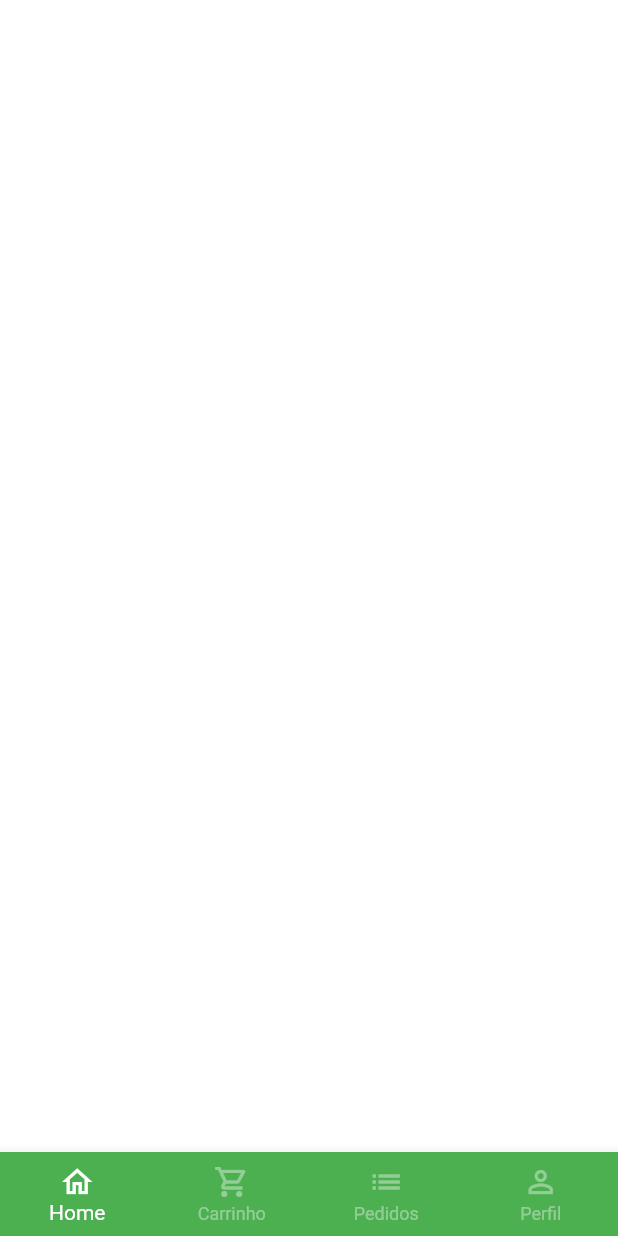
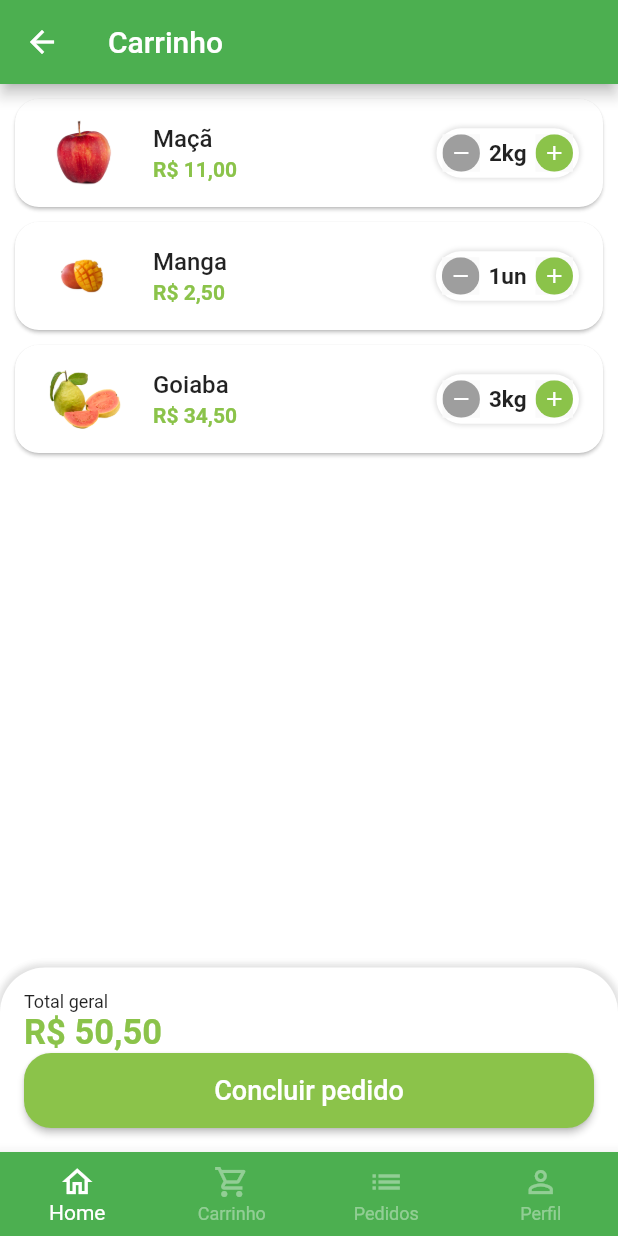
Before and after one commit to espartalocs/LojaVirtualFlutter, a Flutter app: the BaseScreen screen opened directly, swiped to page 2, on a phone screen of 412 x 824 dp. Run offline on Flutter 3.47's test engine with Material 2 defaults, Android fonts, the light colour scheme and no system bars; our stand-ins replace animated_text_kit, badges, mask_text_input_formatter.

Commit message:
Inicado Tela de carrinho

```diff
--- a/lib/src/configs/app_data.dart
+++ b/lib/src/configs/app_data.dart
@@ -1,3 +1,4 @@
+import 'package:loja_virtual/src/models/cart_item_model.dart';
 import 'package:loja_virtual/src/models/item_model.dart';
 
 ItemModel apple = ItemModel(
@@ -71,3 +72,9 @@ final List<String> categories = [
   'Temperos',
   'Cereais',
 ];
+
+List<CartItemModel> cartItem = [
+  CartItemModel(item: apple, quantity: 2),
+  CartItemModel(item: mango, quantity: 1),
+  CartItemModel(item: guava, quantity: 3),
+];
--- /dev/null
+++ b/lib/src/models/cart_item_model.dart
@@ -0,0 +1,12 @@
+import 'package:loja_virtual/src/models/item_model.dart';
+
+class CartItemModel {
+  ItemModel item;
+  int quantity;
+  CartItemModel({
+    required this.item,
+    required this.quantity,
+  });
+
+  double totalPrice() => item.price * quantity;
+}
--- a/lib/src/pages/base/base_screen.dart
+++ b/lib/src/pages/base/base_screen.dart
@@ -1,4 +1,5 @@
 import 'package:flutter/material.dart';
+import 'package:loja_virtual/src/pages/cart/cart_tab.dart';
 import 'package:loja_virtual/src/pages/home/home_tab.dart';
 
 class BaseScreen extends StatefulWidget {
@@ -18,7 +19,7 @@ class _BaseScreenState extends State<BaseScreen> {
         controller: pageController,
         children: [
           const HomeTab(),
-          Container(),
+          CartTab(),
           Container(),
           Container(),
         ],
--- /dev/null
+++ b/lib/src/pages/cart/cart_tab.dart
@@ -0,0 +1,77 @@
+import 'package:flutter/material.dart';
+import 'package:loja_virtual/src/configs/custom_dors.dart';
+import 'package:loja_virtual/src/pages/cart/components/cart_tile.dart';
+import 'package:loja_virtual/src/service/utils_services.dart';
+import 'package:loja_virtual/src/configs/app_data.dart' as appData;
+
+class CartTab extends StatelessWidget {
+  CartTab({Key? key}) : super(key: key);
+  final UtilsServices utilsServices = UtilsServices();
+  @override
+  Widget build(BuildContext context) {
+    return Scaffold(
+      appBar: AppBar(
+        title: const Text('Carrinho'),
+      ),
+      body: Column(
+        children: [
+          Expanded(
+            child: ListView.builder(
+                itemCount: appData.cartItem.length,
+                itemBuilder: (_, index) {
+                  return CartTile(
+                    cartItem: appData.cartItem[index],
+                  );
+                }),
+          ),
+          Container(
+            padding: const EdgeInsets.all(16),
+            decoration: BoxDecoration(
+                color: Colors.white,
+                borderRadius: const BorderRadius.vertical(
+                  top: Radius.circular(30),
+                ),
+                boxShadow: [
+                  BoxShadow(
+                      color: Colors.grey.shade300,
+                      blurRadius: 3,
+                      spreadRadius: 2)
+                ]),
+            child: Column(
+              crossAxisAlignment: CrossAxisAlignment.stretch,
+              children: [
+                const Text(
+                  'Total geral',
+                  style: TextStyle(fontSize: 12),
+                ),
+                Text(
+                  utilsServices.priceToCurrency(50.5),
+                  style: TextStyle(
+                      fontSize: 23,
+                      color: CustomColors.customSwatchColor,
+                      fontWeight: FontWeight.bold),
+                ),
+                SizedBox(
+                  height: 50,
+                  child: ElevatedButton(
+                    style: ElevatedButton.styleFrom(
+                      primary: CustomColors.customSwatchColor,
+                      shape: RoundedRectangleBorder(
+                        borderRadius: BorderRadius.circular(18),
+                      ),
+                    ),
+                    onPressed: () {},
+                    child: const Text(
+                      'Concluir pedido',
+                      style: TextStyle(fontSize: 18),
+                    ),
+                  ),
+                )
+              ],
+            ),
+          ),
+        ],
+      ),
+    );
+  }
+}
--- /dev/null
+++ b/lib/src/pages/cart/components/cart_tile.dart
@@ -0,0 +1,41 @@
+import 'package:flutter/material.dart';
+import 'package:loja_virtual/src/configs/custom_dors.dart';
+import 'package:loja_virtual/src/models/cart_item_model.dart';
+import 'package:loja_virtual/src/pages/commom_widgets/quantity_widget.dart';
+import 'package:loja_virtual/src/service/utils_services.dart';
+
+class CartTile extends StatelessWidget {
+  final CartItemModel cartItem;
+  CartTile({Key? key, required this.cartItem}) : super(key: key);
+
+  final UtilsServices utilsServices = UtilsServices();
+  @override
+  Widget build(BuildContext context) {
+    return Card(
+      margin: const EdgeInsets.fromLTRB(10, 10, 10, 0),
+      shape: RoundedRectangleBorder(borderRadius: BorderRadius.circular(16)),
+      child: ListTile(
+        leading: Image.asset(
+          cartItem.item.imgUrl,
+          height: 60,
+          width: 60,
+        ),
+        title: Text(
+          cartItem.item.itemName,
+          style: const TextStyle(fontWeight: FontWeight.w500),
+        ),
+        subtitle: Text(
+          utilsServices.priceToCurrency(cartItem.totalPrice()),
+          style: TextStyle(
+              color: CustomColors.customSwatchColor,
+              fontWeight: FontWeight.bold),
+        ),
+        trailing: QuantityWidget(
+          result: (int quantity) {},
+          sufixText: cartItem.item.unit,
+          value: cartItem.quantity,
+        ),
+      ),
+    );
+  }
+}
--- a/lib/src/pages/commom_widgets/quantity_widget.dart
+++ b/lib/src/pages/commom_widgets/quantity_widget.dart
@@ -28,6 +28,7 @@ class QuantityWidget extends StatelessWidget {
         ],
       ),
       child: Row(
+        mainAxisSize: MainAxisSize.min,
         children: [
           _QuantidyButton(
             icon: Icons.remove,
```
